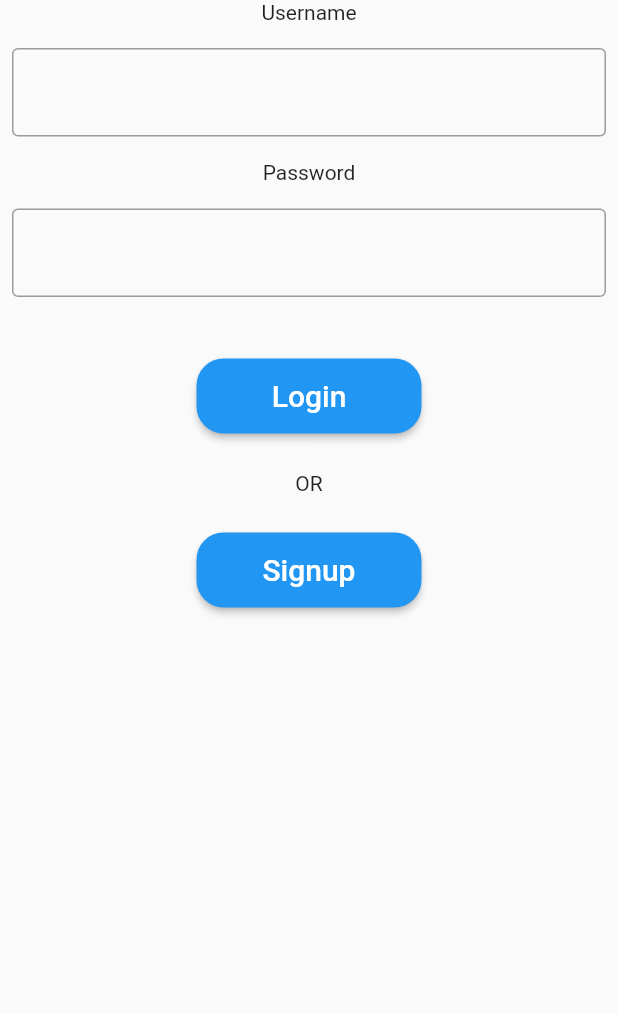
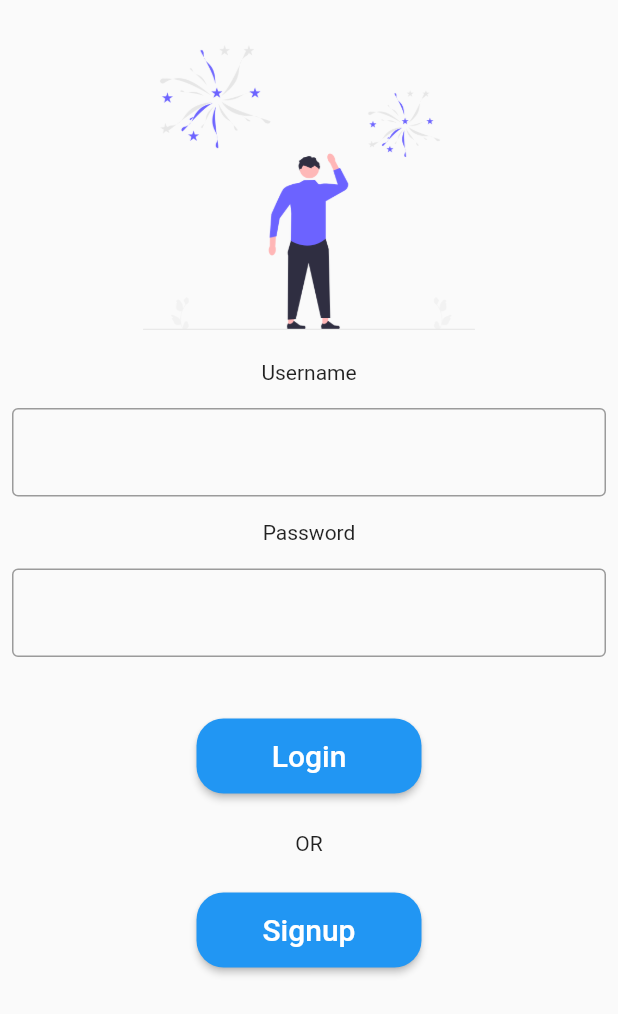
Before and after one commit to iilimit/RetirementHomeApp, a Flutter app: the screen it shows after launch, in the side drawer, after a tap on "Logout", on a phone screen of 412 x 824 dp. Shown: the top 1014 px of the screen. Run offline on Flutter 3.47's test engine with Material 2 defaults, Android fonts, the phone set to English and light mode, and no system bars.

Commit message:
added image to login screen

```diff
--- a/lib/login/login_widget.dart
+++ b/lib/login/login_widget.dart
@@ -16,6 +16,14 @@ class _LoginPageState extends State<LoginPage> {
       home: Scaffold(
           body: Center(
               child: Column(children: <Widget>[
+        const SizedBox(height: 30),
+        // ignore: unnecessary_new
+        new Image.asset(
+          'assets/images/login page image.png',
+          height: 190.0,
+          fit: BoxFit.cover,
+        ),
+        const SizedBox(height: 20),
         const Text("Username"),
         const Padding(
           padding: EdgeInsets.symmetric(horizontal: 8, vertical: 16),
```
Also changed, not shown: assets/images/login page image.png (renamed from assets/images/undraw_fireworks_re_2xi7.png).
